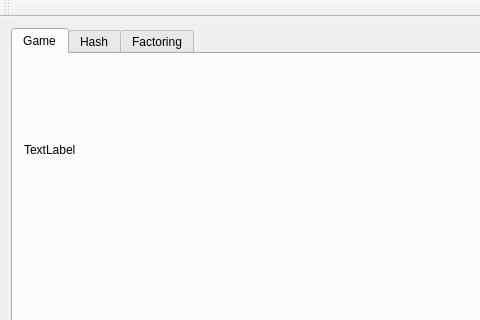
Qt form CapstoneCryptography/forms/mainwindow.ui (egandunning/learn-crypto) before a commit; both pictures show x 0 to 480 and y 0 to 320 of the 1014 by 648 pixel window.
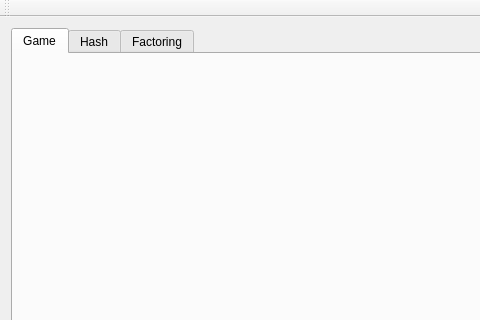
The same form after that commit.

Commit message: Use the LabelArray in the game

What changed in the file:
```diff
--- a/CapstoneCryptography/forms/mainwindow.ui
+++ b/CapstoneCryptography/forms/mainwindow.ui
@@ -48,19 +48,11 @@
             </property>
            </widget>
           </item>
-          <item row="2" column="0" rowspan="2" colspan="3">
+          <item row="1" column="0" rowspan="2" colspan="3">
            <layout class="QHBoxLayout" name="layoutForButtons"/>
           </item>
-          <item row="1" column="0" colspan="3">
-           <layout class="QGridLayout" name="gridLayout_5">
-            <item row="0" column="0">
-             <widget class="QLabel" name="label">
-              <property name="text">
-               <string>TextLabel</string>
-              </property>
-             </widget>
-            </item>
-           </layout>
+          <item row="0" column="0" colspan="3">
+           <layout class="QHBoxLayout" name="layoutForLabels"/>
           </item>
          </layout>
         </widget>
```
Left out of the diff: 6 changed lines with no effect on the pictures. The commit also changes 2 other files.
